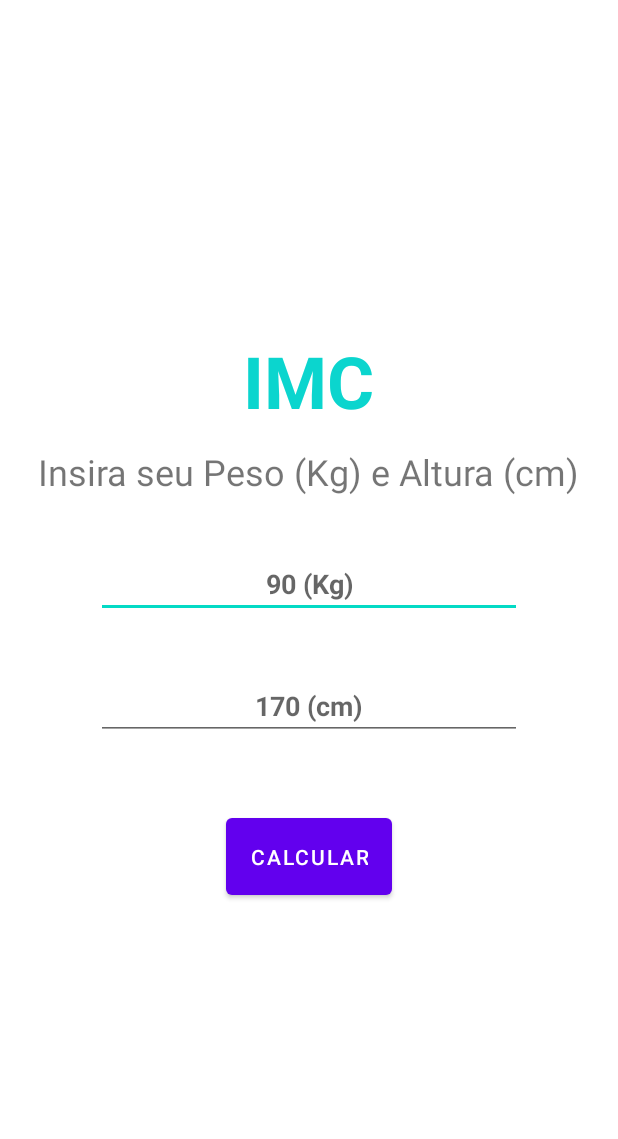
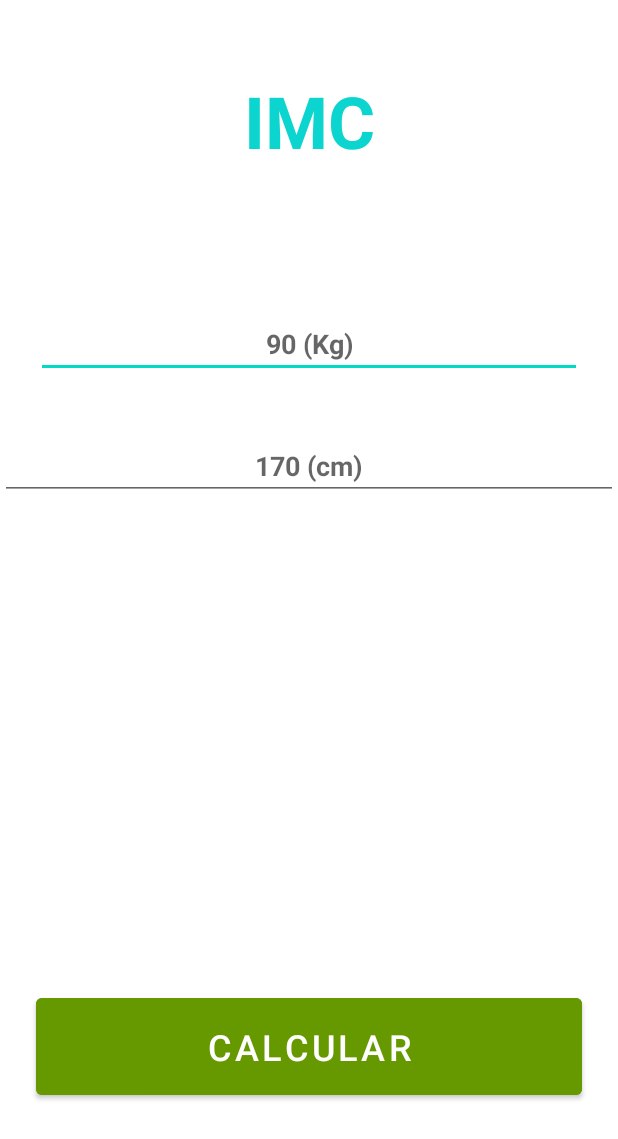
Before and after one commit to Saotomefirst/imc_app, an Android app: the screen it shows after launch (MainActivity), on a phone screen of 412 x 824 dp. Shown: the top 1139 px of the screen. Run offline under Robolectric (Android 15) with nearby library versions, the phone set to English and light mode, and no system bars.

Commit message:
Convertendo Variáveis do Synthetic para o View Binding
O pacote Synthetic foi deprecado! Usa-se agora o Binding
    https://developer.android.com/topic/libraries/view-binding/migration#kts

Todas as variáveis do código foram atualizadas para o novo padrão

```diff
--- a/app/build.gradle
+++ b/app/build.gradle
@@ -1,6 +1,7 @@
 plugins {
     id 'com.android.application'
     id 'kotlin-android'
+    //id 'kotlin-android-extensions'
 }
 
 android {
@@ -29,6 +30,9 @@ android {
     kotlinOptions {
         jvmTarget = '1.8'
     }
+    buildFeatures {
+        viewBinding = true
+    }
 }
 
 dependencies {
--- a/app/src/main/java/com/saotome/imc_app/MainActivity.kt
+++ b/app/src/main/java/com/saotome/imc_app/MainActivity.kt
@@ -4,16 +4,62 @@ import androidx.appcompat.app.AppCompatActivity
 import android.os.Bundle
 import android.os.PersistableBundle
 import android.util.Log
+import android.widget.Toast
+import androidx.core.widget.doAfterTextChanged
+import androidx.core.widget.doOnTextChanged
+import com.saotome.imc_app.databinding.ActivityMainBinding
+import java.util.*
+
+//import kotlinx.android.synthetic.main.activity_main.*
+
 
 class MainActivity : AppCompatActivity() {
+
+    /*
+    O pacote Synthetic foi deprecado! Usa-se agora o Binding
+    https://developer.android.com/topic/libraries/view-binding/migration#kts
+     */
+    private lateinit var binding: ActivityMainBinding
+
     override fun onCreate(savedInstanceState: Bundle?) {
         super.onCreate(savedInstanceState)
-        setContentView(R.layout.activity_main)
-        Log.w("lifecycle","Entrei no CREATE - criando a tela")
+        binding = ActivityMainBinding.inflate(layoutInflater)
+        val view = binding.root
+        setContentView(view)
+        //setContentView(R.layout.activity_main)
+
+        //Log.w("lifecycle","Entrei no CREATE - criando a tela")
         // atalho do onCreate direto para o onDestoy
         //finish()
+        setListeners()
     }
 
+    private fun setListeners () {
+        binding.alturaEDT?.doAfterTextChanged { text ->
+            Toast.makeText(this, "${text.toString()}", Toast.LENGTH_SHORT).show()
+        }
+        binding.pesoEDT?.doOnTextChanged { text, start, before, count ->
+            binding.titleTXT?.text = text
+        }
+
+        binding.calcularBTN?.setOnClickListener {
+            CalcularIMC(altura = binding.alturaEDT?.text.toString(), peso = binding.pesoEDT?.text.toString())
+        }
+    }
+
+    private fun CalcularIMC (peso: String, altura: String) {
+        val peso = peso.toFloatOrNull()
+        var altura = altura.toFloatOrNull()
+
+        if (peso != null && altura != null ) {
+            altura /= 100
+            val imc = peso / (altura * altura)
+            val local = Locale("pt", "BR")
+            binding.titleTXT.text = "Meu IMC é: %.2f".format(local, imc)
+        }
+    }
+
+    /*
     override fun onStart() {
         super.onStart()
         Log.w("lifecycle","Entrei no START - tornando a tela visível")
@@ -43,6 +89,6 @@ class MainActivity : AppCompatActivity() {
         super.onDestroy()
         Log.w("lifecycle","Entrei no DESTROY - a tela foi destruida")
     }
-
+    */
 
 }
--- a/app/src/main/res/layout/activity_main.xml
+++ b/app/src/main/res/layout/activity_main.xml
@@ -1,25 +1,87 @@
 <?xml version="1.0" encoding="utf-8"?>
-<androidx.appcompat.widget.LinearLayoutCompat xmlns:android="http://schemas.android.com/apk/res/android"
+<androidx.constraintlayout.widget.ConstraintLayout xmlns:android="http://schemas.android.com/apk/res/android"
     xmlns:app="http://schemas.android.com/apk/res-auto"
     xmlns:tools="http://schemas.android.com/tools"
+    android:id="@+id/relativeLayout"
     android:layout_width="match_parent"
-    android:layout_height="match_parent"
-    android:orientation="vertical"
-    android:gravity="center"
-    tools:context=".MainActivity">
+    android:layout_height="match_parent">
+
+    <androidx.constraintlayout.widget.Group
+        android:id="@+id/grupo"
+        android:layout_width="wrap_content"
+        android:layout_height="wrap_content"
+        app:constraint_referenced_ids="titleTXT,calcularBTN"
+        android:visibility="visible"
+        />
 
     <TextView
         android:id="@+id/titleTXT"
+        style="@style/app_titulo"
+        android:layout_width="0dp"
+        android:layout_height="wrap_content"
+        android:text="@string/imc_titulo"
+        android:textAlignment="center"
+        app:layout_constraintEnd_toEndOf="parent"
+        app:layout_constraintStart_toStartOf="parent"
+        app:layout_constraintTop_toTopOf="parent"
+        tools:visibility="visible"
+        android:layout_marginTop="48dp"
+        />
+
+    <EditText
+        android:id="@+id/pesoEDT"
+        style="@style/input_style"
+        android:layout_width="0dp"
+        android:layout_height="wrap_content"
+        android:layout_centerHorizontal="true"
+        android:layout_centerVertical="true"
+        android:layout_marginHorizontal="48dp"
+        android:layout_marginStart="24dp"
+        android:layout_marginEnd="24dp"
+        android:hint="@string/peso_kg"
+        app:layout_constraintBottom_toBottomOf="parent"
+        app:layout_constraintEnd_toEndOf="parent"
+        app:layout_constraintStart_toStartOf="parent"
+        app:layout_constraintTop_toTopOf="parent"
+        app:layout_constraintVertical_bias="0.23000002" />
+
+    <EditText
+        android:id="@+id/alturaEDT"
+        style="@style/input_style"
+        android:layout_width="match_parent"
+        android:layout_height="wrap_content"
+        android:hint="@string/altura_cm"
+        app:layout_constraintEnd_toEndOf="parent"
+        app:layout_constraintStart_toStartOf="parent"
+        app:layout_constraintTop_toBottomOf="@+id/pesoEDT"
+        tools:visibility="visible" />
+
+    <Button
+        android:id="@+id/calcularBTN"
+        android:layout_width="0dp"
+        android:layout_height="wrap_content"
+        android:backgroundTint="@android:color/holo_green_dark"
+        android:padding="16dp"
+        android:text="@string/imc_botao_calcular"
+        android:textSize="24dp"
+        android:layout_marginBottom="4dp"
+        app:layout_constraintEnd_toEndOf="parent"
+        app:layout_constraintStart_toStartOf="parent"
+        app:layout_constraintTop_toTopOf="@id/guidelineBaixo"
+        android:layout_marginHorizontal="24dp"
+        tools:visibility="visible"
+    />
+
+    <androidx.constraintlayout.widget.Guideline
+        android:id="@+id/guidelineBaixo"
+        app:layout_constraintGuide_percent="0.80"
         android:layout_width="wrap_content"
         android:layout_height="wrap_content"
-        android:text="@string/imc_titulo"
-        app:layout_constraintBottom_toBottomOf="parent"
-        app:layout_constraintLeft_toLeftOf="parent"
-        app:layout_constraintRight_toRightOf="parent"
-        app:layout_constraintTop_toTopOf="parent"
-        style="@style/app_titulo"/>
+        android:orientation="horizontal"
+        />
 
-    <TextView
+
+    <!--TextView
         android:layout_width="wrap_content"
         android:layout_height="wrap_content"
         android:text="@string/imc_mensagem"
@@ -28,30 +90,6 @@
         app:layout_constraintRight_toRightOf="parent"
         app:layout_constraintTop_toTopOf="parent"
         android:textSize="24sp"
-        />
+        /-->
 
-    <EditText
-        android:id="@+id/pesoEDT"
-        android:layout_width="match_parent"
-        android:layout_height="wrap_content"
-        android:hint="@string/peso_kg"
-        style="@style/input_style" />
-
-    <EditText
-        android:id="@+id/alturaEDT"
-        android:layout_width="match_parent"
-        android:layout_height="wrap_content"
-        style="@style/input_style"
-        android:hint="@string/altura_cm"
-        />
-
-    <Button
-        android:id="@+id/calcularBTN"
-        android:layout_width="wrap_content"
-        android:layout_height="wrap_content"
-        android:text="@string/imc_botao_calcular"
-        android:layout_marginTop="46dp"
-        android:padding="16dp"
-        />
-
-</androidx.appcompat.widget.LinearLayoutCompat>
+</androidx.constraintlayout.widget.ConstraintLayout>
--- a/app/src/main/res/layout/main_relative.xml
+++ b/app/src/main/res/layout/main_relative.xml
@@ -48,6 +48,15 @@
         android:text="@string/imc_botao_calcular"
         tools:visibility="visible" />
 
-
+    <!--TextView
+        android:layout_width="wrap_content"
+        android:layout_height="wrap_content"
+        android:text="@string/imc_mensagem"
+        app:layout_constraintBottom_toBottomOf="parent"
+        app:layout_constraintLeft_toLeftOf="parent"
+        app:layout_constraintRight_toRightOf="parent"
+        app:layout_constraintTop_toTopOf="parent"
+        android:textSize="24sp"
+        /-->
 
 </RelativeLayout>
--- a/app/src/main/res/values/styles.xml
+++ b/app/src/main/res/values/styles.xml
@@ -17,7 +17,6 @@
 
     <style name="input_style">
         <item name="android:layout_marginTop">36dp</item>
-        <item name="android:layout_marginHorizontal">64dp</item>
         <item name="android:inputType">numberDecimal</item>
         <item name="android:textStyle">bold</item>
         <item name="android:textAlignment">center</item>
--- a/build.gradle
+++ b/build.gradle
@@ -5,7 +5,7 @@ buildscript {
         mavenCentral()
     }
     dependencies {
-        classpath "com.android.tools.build:gradle:7.0.3"
+        classpath 'com.android.tools.build:gradle:7.0.4'
         classpath "org.jetbrains.kotlin:kotlin-gradle-plugin:1.5.31"
 
         // NOTE: Do not place your application dependencies here; they belong
```
